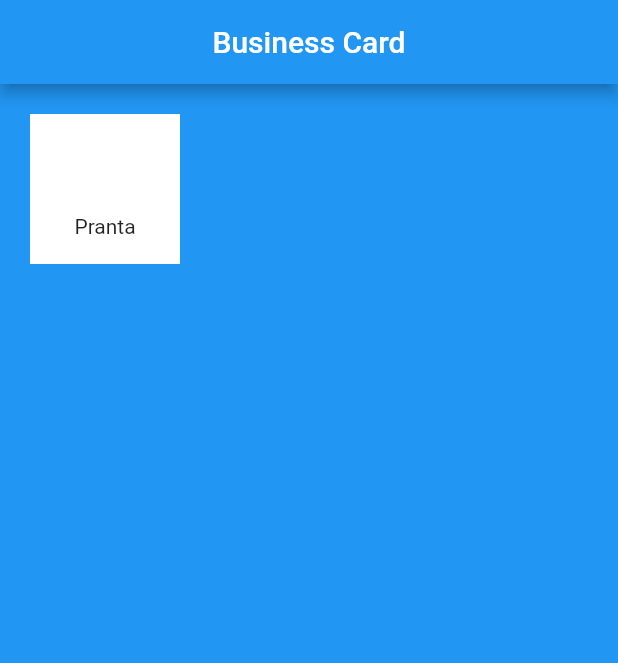
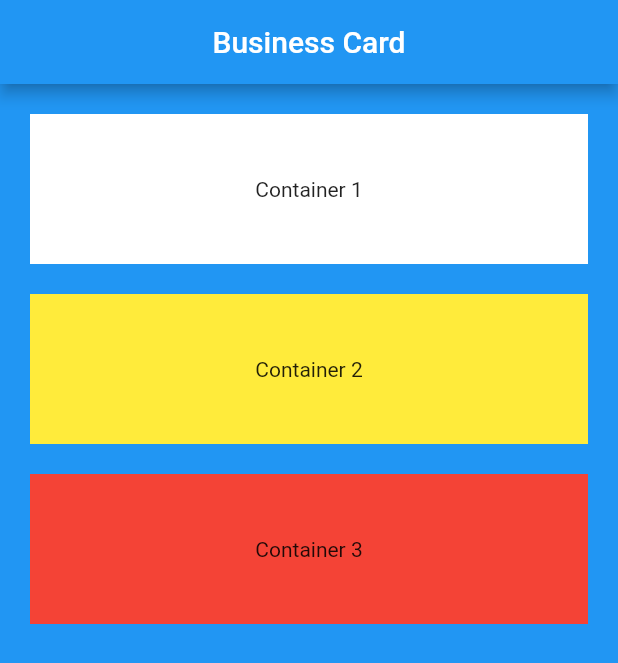
Before and after one commit to Pranta-Palit/Flutter_Business_Card, a Flutter app: the screen it shows after launch, on a phone screen of 412 x 824 dp. Shown: the top 663 px of the screen. Run offline on Flutter 3.47's test engine with Material 2 defaults, Android fonts, the phone set to English and light mode, and no system bars.

Commit message:
use of Column & Row Widgets for Layout

```diff
--- a/lib/main.dart
+++ b/lib/main.dart
@@ -21,18 +21,58 @@ class BusinessCard extends StatelessWidget {
           ),
         ),
         body: SafeArea(
-          child: Container(
-            color: Colors.white,
-            height: 100.00,
-            width: 100.00,
-            // margin helps to manage spacess outside container
-            margin: EdgeInsets.fromLTRB(20.0, 20.0, 20.0, 20.0),
-            // padding helps to manage spaces inside container
-            // the text is already centered, but for padding its not showing in center
-            padding: EdgeInsets.only(top: 50.0),
-            child: Center(
-              child: Text("Pranta"),
-            ),
+          child: Column(
+            // resource: https://medium.com/flutter-community/flutter-layout-cheat-sheet-5363348d037e
+
+            // Column by default takes the whole/max column length, we can set it to min so that it takes the necessary space
+            // mainAxisSize: MainAxisSize.min,
+            // mainAxisSize: MainAxisSize.max,
+
+            // VerticalDirection.up sets all containers from down to up
+            // verticalDirection: VerticalDirection.up,
+            // (default) VerticalDirection.down sets all containers from up to down
+            // verticalDirection: VerticalDirection.down,
+
+            // in a column, main axis is the vertical allignment, column contents will be centered, go to end etc
+            // mainAxisAlignment: MainAxisAlignment.center,
+            // mainAxisAlignment: MainAxisAlignment.end,
+            // mainAxisAlignment: MainAxisAlignment.spaceEvenly,
+
+            // when the size of containers are not same, we can allign containers using CrossAxisAlignment
+            // it can be also used for stretching the container to max length
+            crossAxisAlignment: CrossAxisAlignment.stretch,
+            children: <Widget>[
+              // container 1
+              Container(
+                color: Colors.white,
+                height: 100.00,
+                width: 100.00,
+                margin: EdgeInsets.all(20.0),
+                child: Center(
+                  child: Text("Container 1"),
+                ),
+              ),
+              // container 2
+              Container(
+                color: Colors.yellow,
+                height: 100.00,
+                width: 100.00,
+                margin: EdgeInsets.fromLTRB(20.0, 0.0, 20.0, 0.0),
+                child: Center(
+                  child: Text("Container 2"),
+                ),
+              ),
+              // container 3
+              Container(
+                color: Colors.red,
+                height: 100.00,
+                width: 100.00,
+                margin: EdgeInsets.fromLTRB(20.0, 20.0, 20.0, 0.0),
+                child: Center(
+                  child: Text("Container 3"),
+                ),
+              ),
+            ],
           ),
         ),
       ),
```
